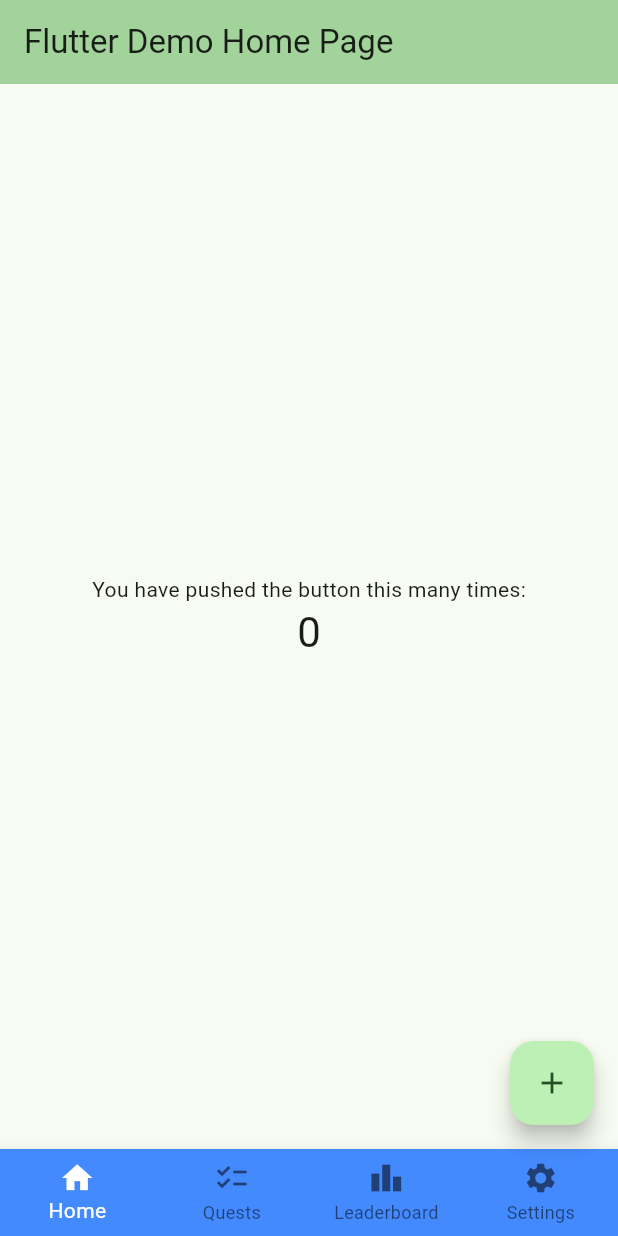
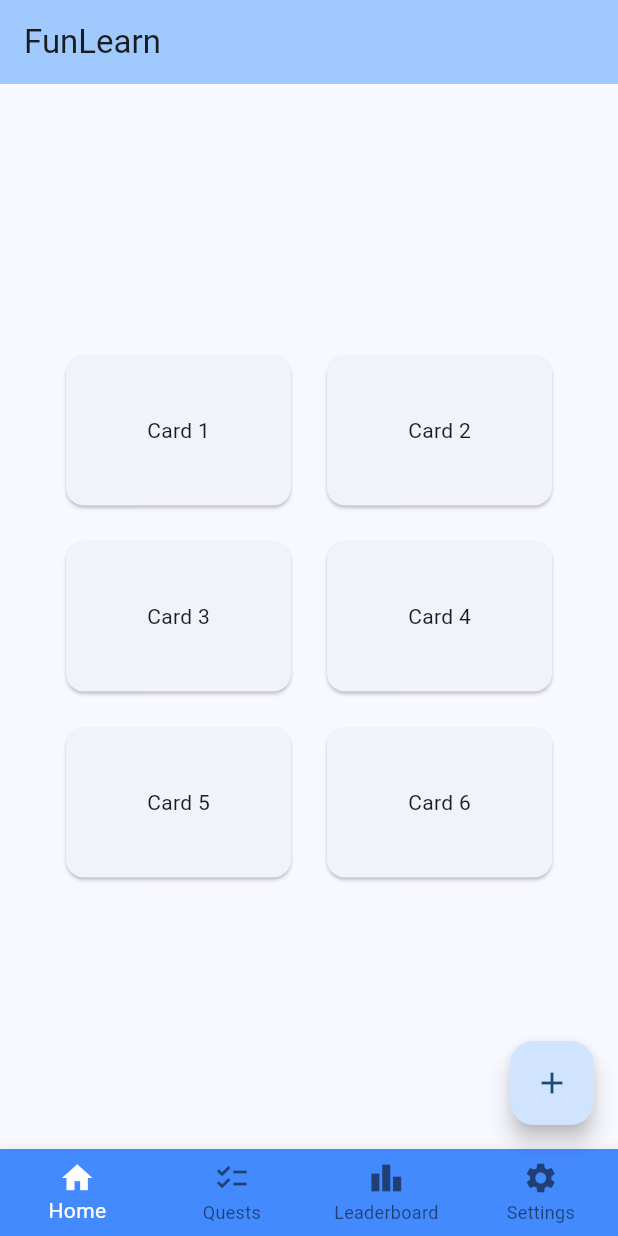
Before and after one commit to klinkl/FunLearn-client, a Flutter app: the screen it shows after launch, on a phone screen of 412 x 824 dp. Run offline on Flutter 3.47's test engine with Material 3 defaults, Android fonts, the phone set to English and light mode, and no system bars.

Commit message:
added dummy cards for sets in homepage

```diff
--- a/lib/main.dart
+++ b/lib/main.dart
@@ -28,9 +28,9 @@ class MyApp extends StatelessWidget {
         //
         // This works for code too, not just values: Most code changes can be
         // tested with just a hot reload.
-        colorScheme: .fromSeed(seedColor: Colors.green),
+        colorScheme: .fromSeed(seedColor: Colors.blue),
       ),
-      home: const MyHomePage(title: 'Flutter Demo Home Page'),
+      home: const MyHomePage(title: 'FunLearn'),
     );
   }
 }
@@ -104,14 +104,35 @@ class _MyHomePageState extends State<MyHomePage> {
           // wireframe for each widget.
           mainAxisAlignment: .center,
           children: [
-            const Text('You have pushed the button this many times:'),
-            Text(
-              '$_counter',
-              style: Theme.of(context).textTheme.headlineMedium,
+            Row(
+              mainAxisAlignment: MainAxisAlignment.center,
+              children: [
+                Card(child: _SampleCard(cardName: 'Card 1')),
+                SizedBox(width: 16),
+                Card(child: _SampleCard(cardName: 'Card 2')),
+              ],
+            ),
+            SizedBox(height: 16),
+            Row(
+              mainAxisAlignment: MainAxisAlignment.center,
+              children: [
+                Card(child: _SampleCard(cardName: 'Card 3')),
+                SizedBox(width: 16),
+                Card(child: _SampleCard(cardName: 'Card 4')),
+              ],
+            ),
+            SizedBox(height: 16),
+            Row(
+              mainAxisAlignment: MainAxisAlignment.center,
+              children: [
+                Card(child: _SampleCard(cardName: 'Card 5')),
+                SizedBox(width: 16),
+                Card(child: _SampleCard(cardName: 'Card 6')),
+              ],
             ),
           ],
         ),
-      ),
+      ), //maybe use the floatingActionButton as a button to add new Anki sets?
       floatingActionButton: FloatingActionButton(
         onPressed: _incrementCounter,
         tooltip: 'Increment',
@@ -142,3 +163,16 @@ class _MyHomePageState extends State<MyHomePage> {
     );
   }
 }
+class _SampleCard extends StatelessWidget {
+  final String cardName;
+  const _SampleCard({required this.cardName, super.key});
+
+  @override
+  Widget build(BuildContext context) {
+    return SizedBox(
+      width: 150,
+      height: 100,
+      child: Center(child: Text(cardName)),
+    );
+  }
+}
```
